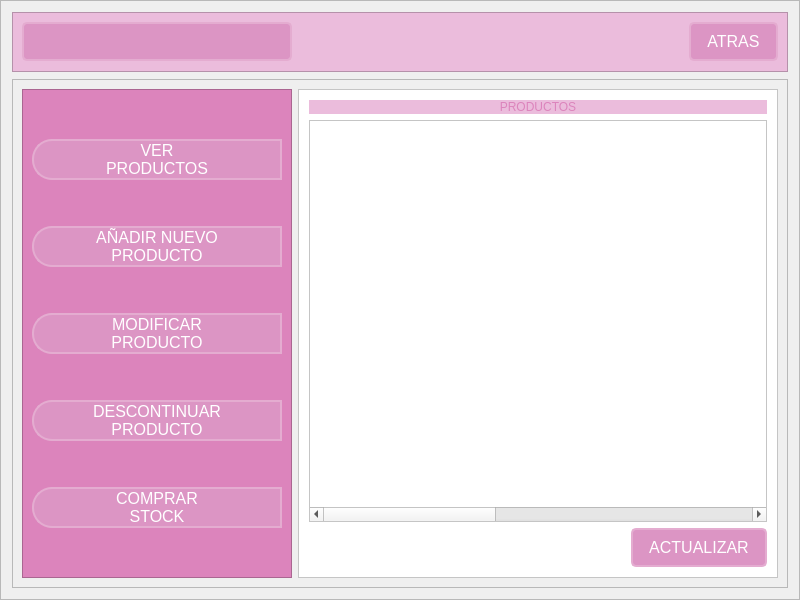
Qt form GUI/sub_ventanas/ui/inventario_productos/inventario_productos.ui (C-Sebastian-M/GLAM_MAKEUP_STORE) before a commit.
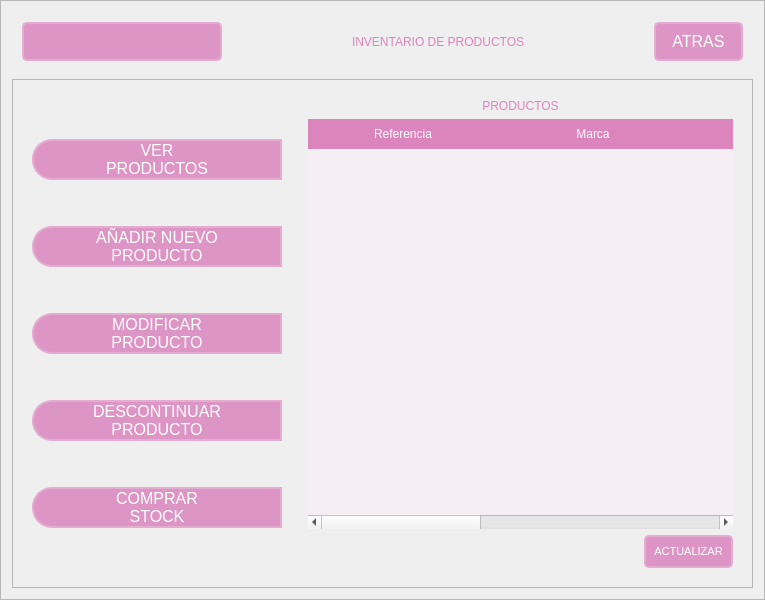
The same form after that commit. The open tabs and pages were chosen to show the change. Icons and pictures are not drawn.

Commit message: Actualización ventana inventario de productos

Patch:
```diff
--- a/GUI/sub_ventanas/ui/inventario_productos/inventario_productos.ui
+++ b/GUI/sub_ventanas/ui/inventario_productos/inventario_productos.ui
@@ -6,20 +6,20 @@
    <rect>
     <x>0</x>
     <y>0</y>
-    <width>800</width>
+    <width>765</width>
     <height>600</height>
    </rect>
   </property>
   <property name="minimumSize">
    <size>
-    <width>800</width>
-    <height>600</height>
+    <width>0</width>
+    <height>0</height>
    </size>
   </property>
   <property name="maximumSize">
    <size>
-    <width>800</width>
-    <height>600</height>
+    <width>16777215</width>
+    <height>16777215</height>
    </size>
   </property>
   <property name="windowTitle">
@@ -79,7 +79,9 @@
          </property>
          <property name="styleSheet">
           <string notr="true">QFrame{
-background-color: rgb(235, 188, 220);
+/*background-color: rgb(235, 188, 220);*/
+background-color: transparent;
+
 }
 
 QPushButton {
@@ -116,7 +118,7 @@
            <widget class="QPushButton" name="menu_boton">
             <property name="minimumSize">
              <size>
-              <width>270</width>
+              <width>200</width>
               <height>0</height>
              </size>
             </property>
@@ -142,7 +144,30 @@
             </property>
             <property name="sizeHint" stdset="0">
              <size>
-              <width>333</width>
+              <width>40</width>
+              <height>20</height>
+             </size>
+            </property>
+           </spacer>
+          </item>
+          <item>
+           <widget class="QLabel" name="titulo_label">
+            <property name="styleSheet">
+             <string notr="true">background-color: transparent;</string>
+            </property>
+            <property name="text">
+             <string>INVENTARIO DE PRODUCTOS</string>
+            </property>
+           </widget>
+          </item>
+          <item>
+           <spacer name="horizontalSpacer_7">
+            <property name="orientation">
+             <enum>Qt::Horizontal</enum>
+            </property>
+            <property name="sizeHint" stdset="0">
+             <size>
+              <width>40</width>
               <height>20</height>
              </size>
             </property>
@@ -150,6 +175,21 @@
           </item>
           <item>
            <widget class="QPushButton" name="atrasBtn">
+            <property name="enabled">
+             <bool>true</bool>
+            </property>
+            <property name="minimumSize">
+             <size>
+              <width>0</width>
+              <height>0</height>
+             </size>
+            </property>
+            <property name="maximumSize">
+             <size>
+              <width>115</width>
+              <height>16777215</height>
+             </size>
+            </property>
             <property name="text">
              <string>ATRAS</string>
             </property>
@@ -159,8 +199,8 @@
             </property>
             <property name="iconSize">
              <size>
-              <width>40</width>
-              <height>40</height>
+              <width>25</width>
+              <height>25</height>
              </size>
             </property>
            </widget>
@@ -193,7 +233,7 @@
             </property>
             <property name="styleSheet">
              <string notr="true">QFrame{
-background-color: rgb(220, 132, 188);
+background-color:transparent;
 }
 
 QPushButton {
@@ -326,13 +366,14 @@
 
 /* Estilo para QFrame */
 QFrame {
-    background-color: #ffffff; /* Fondo blanco */
+    background-color: transparent; /* Fondo blanco */
+	border-radius: 10px
 }
 
 /* Estilo para QLabel */
 QLabel {
-	background-color:  rgb(235, 188, 220);
-    font: 87 14pt &quot;Arial Black&quot;; /* Fuente Arial Black, peso 87 */
+	background-color:  transparent;
+    font: 70 10pt &quot;Arial Black&quot;; /* Fuente Arial Black, peso 87 */
     color: rgb(220, 132, 188); /* Color de texto rgb(220, 132, 188) */
 }
 
@@ -356,11 +397,11 @@
 QPushButton {
     border: 2px solid #e4acd0;
     border-radius: 5px;
-    padding: 8px 16px;
+    padding: 8px 8px;
     background-color: #dc95c4; /* Fondo */
     color: #ffffff; /* Color del texto */
     font-family: Arial, sans-serif;
-    font-size: 16px;
+    font-size: 11px;
 }
 
 QPushButton:hover {
@@ -371,21 +412,38 @@
     background-color: #d484b4; /* Fondo al presionar */
 }
 
+QFrame{
+border-radius: 10px
+}
+
 QTableWidget {
-	background-color: rgb(255, 255, 255);
-	color: rgb(0, 0, 0);
-	gridline-color: #dc84bc;
-	font-size: 12pt;
-	color: #000000;
+    background-color: #f5eef2;
+    gridline-color: #dc84bc;
+    font-size: 14px;
 }
+
 QHeaderView::section {
-	background-color: #dc84bc;
-	border: 1px solid rgb(0, 0, 0);
-	font-size: 12pt;
+    background-color: #dc84bc;
+    color: #ffffff;
+    padding: 5px;
+    border: 1px solid #dc84bc;
 }
-QTableWidget QTableCornerButton::section {
-	background-color: rgb(0, 0, 0);
-	border: 1px solid rgb(0, 206, 151);
+
+QTableWidget::item {
+    border: 1px solid #dc84bc;
+}
+
+QTableWidget::item:alternate {
+    background-color: #e4acd0;
+}
+
+QTableWidget::item:!selected {
+    background-color: #ebbcdc;
+}
+
+QTableWidget::item:selected {
+    background-color: #d484b4;
+    color: #ffffff;
 }</string>
             </property>
             <property name="frameShape">
@@ -430,7 +488,7 @@
                  <item>
                   <widget class="QTableWidget" name="tabla_productos">
                    <attribute name="horizontalHeaderVisible">
-                    <bool>false</bool>
+                    <bool>true</bool>
                    </attribute>
                    <attribute name="horizontalHeaderCascadingSectionResizes">
                     <bool>false</bool>
@@ -452,11 +510,6 @@
                     <property name="text">
                      <string>Precio adquisición</string>
                     </property>
-                    <property name="font">
-                     <font>
-                      <pointsize>8</pointsize>
-                     </font>
-                    </property>
                    </column>
                    <column>
                     <property name="text">
```
Left out of the diff: 4 changed lines with no effect on the pictures. The commit also changes 2 other files.
